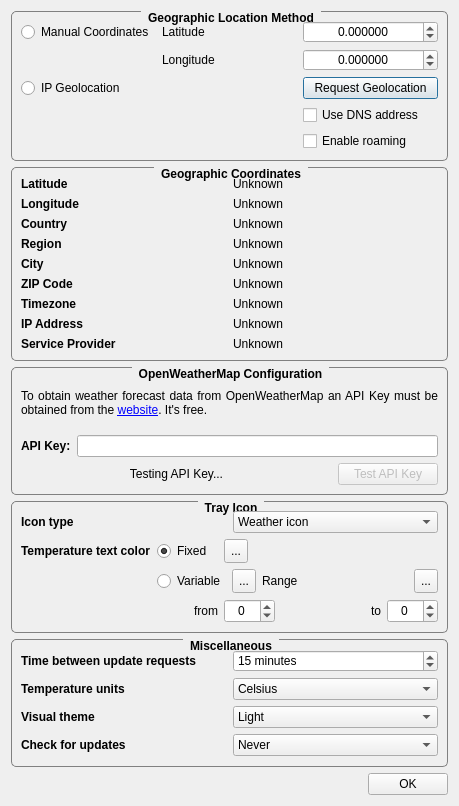
First picture: the form in ConfigurationDialog.ui, repository FelixdelasPozas/TrayWeather, before the edit.
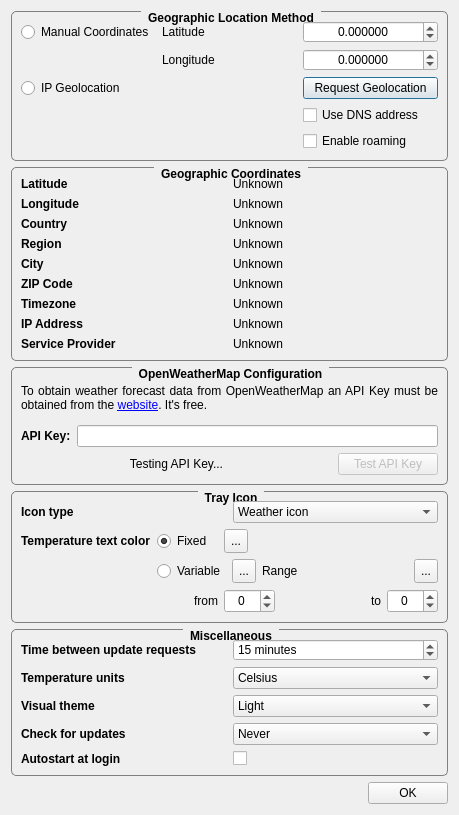
Second picture: the form after the edit. Icons and pictures are not drawn.

Commit message: Added autostart at login feature.

```diff
--- a/ConfigurationDialog.ui
+++ b/ConfigurationDialog.ui
@@ -7,7 +7,7 @@
     <x>0</x>
     <y>0</y>
     <width>450</width>
-    <height>806</height>
+    <height>815</height>
    </rect>
   </property>
   <property name="windowTitle">
@@ -837,6 +837,9 @@
      <layout class="QVBoxLayout" name="verticalLayout_3">
       <item>
        <layout class="QGridLayout" name="gridLayout">
+        <property name="verticalSpacing">
+         <number>6</number>
+        </property>
         <item row="0" column="0">
          <widget class="QLabel" name="label_12">
           <property name="font">
@@ -965,6 +968,32 @@
           </item>
          </widget>
         </item>
+        <item row="4" column="0">
+         <widget class="QLabel" name="label_20">
+          <property name="minimumSize">
+           <size>
+            <width>0</width>
+            <height>0</height>
+           </size>
+          </property>
+          <property name="font">
+           <font>
+            <weight>75</weight>
+            <bold>true</bold>
+           </font>
+          </property>
+          <property name="text">
+           <string>Autostart at login</string>
+          </property>
+         </widget>
+        </item>
+        <item row="4" column="1">
+         <widget class="QCheckBox" name="m_autostart">
+          <property name="text">
+           <string/>
+          </property>
+         </widget>
+        </item>
        </layout>
       </item>
      </layout>
```
Left out of the diff: 26 changed lines with no effect on the pictures. The commit also changes 8 other files.
